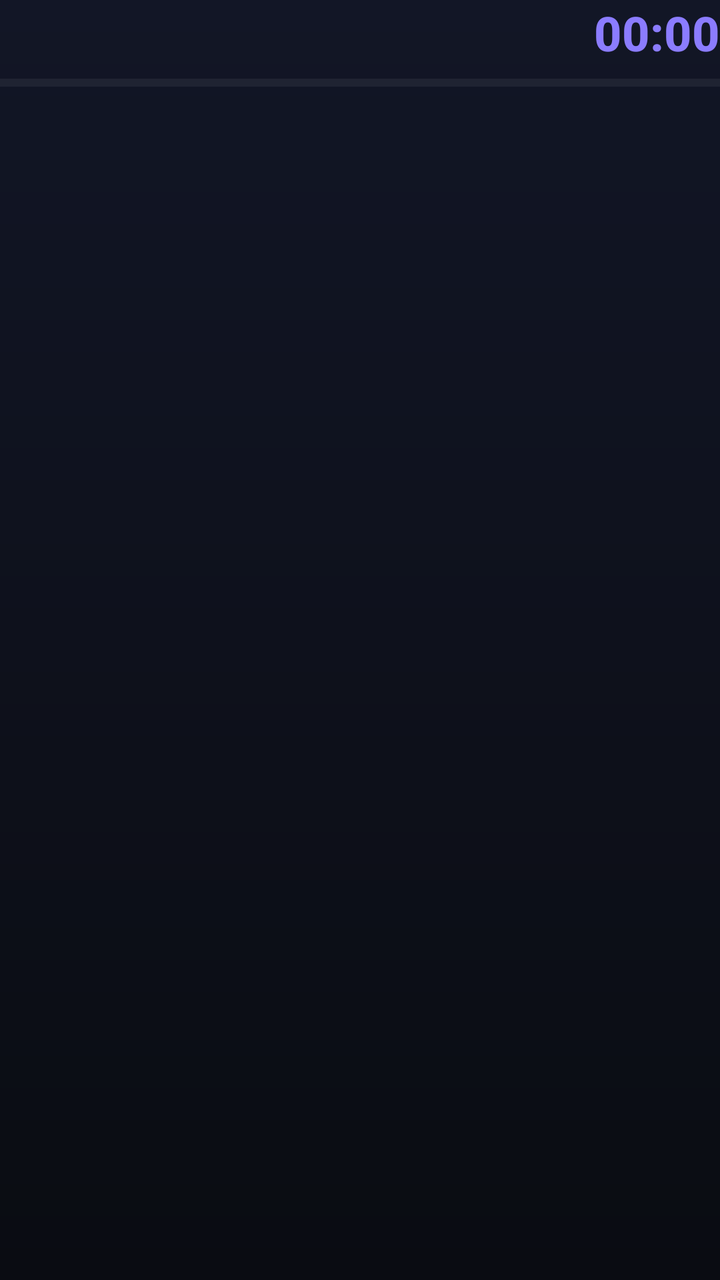
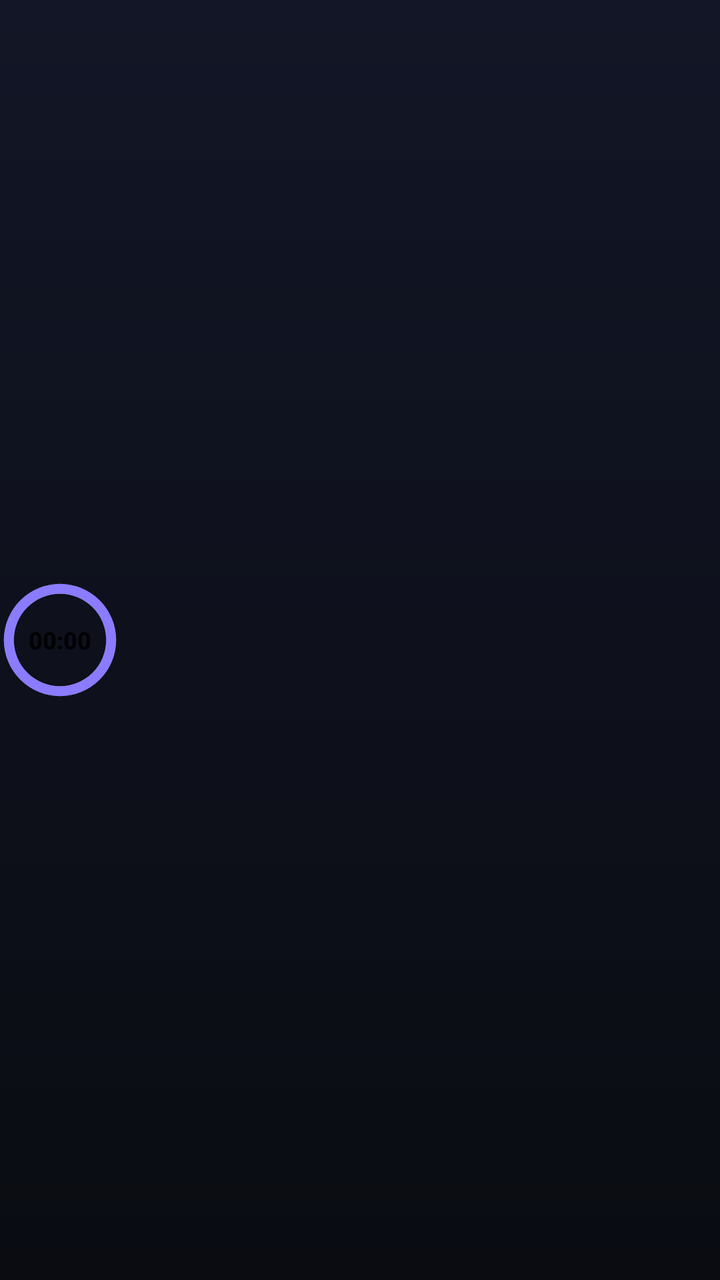

Compare the two renders of this Android layout. The source of the first and the diff that turns it into the second are given below.
<!-- AndroidManifest.xml: application theme Theme.Naffith -->
<!-- res/layout/notif_countdown_small.xml -->
<?xml version="1.0" encoding="utf-8"?>
<LinearLayout xmlns:android="http://schemas.android.com/apk/res/android"
    android:layout_width="match_parent"
    android:layout_height="wrap_content"
    android:orientation="vertical">

    <LinearLayout
        android:layout_width="match_parent"
        android:layout_height="wrap_content"
        android:gravity="center_vertical"
        android:orientation="horizontal">

        <TextView
            android:id="@+id/cd_title"
            style="@style/TextAppearance.Compat.Notification.Title"
            android:layout_width="0dp"
            android:layout_height="wrap_content"
            android:layout_weight="1"
            android:ellipsize="end"
            android:maxLines="1"
            android:textSize="15sp" />

        <Chronometer
            android:id="@+id/cd_timer"
            style="@style/TextAppearance.Compat.Notification.Title"
            android:layout_width="wrap_content"
            android:layout_height="wrap_content"
            android:layout_marginStart="12dp"
            android:layoutDirection="ltr"
            android:textColor="#8B7CFF"
            android:textSize="24sp"
            android:textStyle="bold" />
    </LinearLayout>

    <ProgressBar
        android:id="@+id/cd_progress"
        style="?android:attr/progressBarStyleHorizontal"
        android:layout_width="match_parent"
        android:layout_height="6dp"
        android:layout_marginTop="6dp"
        android:max="1000"
        android:progressBackgroundTint="#33FFFFFF"
        android:progressTint="#8B7CFF" />
</LinearLayout>
<!-- resources referenced by this layout -->
<resources>
  <style name="Theme.Naffith" parent="Theme.Material3.Dark.NoActionBar">
          <item name="colorPrimary">@color/brand</item>
          <item name="colorOnPrimary">@color/white</item>
          <item name="colorPrimaryContainer">@color/brand_dark</item>
          <item name="colorOnPrimaryContainer">@color/white</item>
          <item name="colorSecondaryContainer">@color/surface_stroke</item>
          <item name="colorOnSecondaryContainer">@color/text_primary</item>
          <item name="colorSurface">@color/surface</item>
          <item name="colorOnSurface">@color/text_primary</item>
          <item name="android:colorBackground">@color/bg</item>
          <item name="android:windowBackground">@drawable/bg_screen</item>
          <item name="android:statusBarColor">@color/bg_top</item>
          <item name="android:navigationBarColor">@color/bg</item>
      </style>
  <color name="brand">#8B6CFF</color>
  <color name="white">#FFFFFF</color>
  <color name="brand_dark">#5B3FD9</color>
  <color name="surface_stroke">#2A3042</color>
  <color name="text_primary">#F2F4FA</color>
  <color name="surface">#161A24</color>
  <color name="bg">#0A0C12</color>
  <!-- drawable bg_screen (drawable) -->
  <?xml version="1.0" encoding="utf-8"?>
  <shape xmlns:android="http://schemas.android.com/apk/res/android" android:shape="rectangle">
      <gradient
          android:angle="270"
          android:endColor="@color/bg"
          android:startColor="@color/bg_top" />
  </shape>
  <color name="bg_top">#121626</color>
</resources>

<!-- the commit's change to res/layout/notif_countdown_small.xml (unified diff, before → after) -->
@@ -2,43 +2,60 @@
 <LinearLayout xmlns:android="http://schemas.android.com/apk/res/android"
     android:layout_width="match_parent"
     android:layout_height="wrap_content"
-    android:orientation="vertical">
+    android:gravity="center_vertical"
+    android:orientation="horizontal"
+    android:paddingTop="2dp"
+    android:paddingBottom="2dp">
 
-    <LinearLayout
-        android:layout_width="match_parent"
-        android:layout_height="wrap_content"
-        android:gravity="center_vertical"
-        android:orientation="horizontal">
+    <FrameLayout
+        android:layout_width="60dp"
+        android:layout_height="60dp">
 
-        <TextView
-            android:id="@+id/cd_title"
-            style="@style/TextAppearance.Compat.Notification.Title"
-            android:layout_width="0dp"
-            android:layout_height="wrap_content"
-            android:layout_weight="1"
-            android:ellipsize="end"
-            android:maxLines="1"
-            android:textSize="15sp" />
+        <ProgressBar
+            android:id="@+id/cd_progress"
+            style="?android:attr/progressBarStyleHorizontal"
+            android:layout_width="match_parent"
+            android:layout_height="match_parent"
+            android:indeterminate="false"
+            android:max="1000"
+            android:progress="1000"
+            android:progressDrawable="@drawable/countdown_ring" />
 
         <Chronometer
             android:id="@+id/cd_timer"
             style="@style/TextAppearance.Compat.Notification.Title"
             android:layout_width="wrap_content"
             android:layout_height="wrap_content"
-            android:layout_marginStart="12dp"
+            android:layout_gravity="center"
             android:layoutDirection="ltr"
-            android:textColor="#8B7CFF"
-            android:textSize="24sp"
+            android:textSize="12sp"
             android:textStyle="bold" />
+    </FrameLayout>
+
+    <LinearLayout
+        android:layout_width="0dp"
+        android:layout_height="wrap_content"
+        android:layout_marginStart="14dp"
+        android:layout_weight="1"
+        android:orientation="vertical">
+
+        <TextView
+            android:id="@+id/cd_title"
+            style="@style/TextAppearance.Compat.Notification.Title"
+            android:layout_width="match_parent"
+            android:layout_height="wrap_content"
+            android:ellipsize="end"
+            android:maxLines="1"
+            android:textSize="15sp"
+            android:textStyle="bold" />
+
+        <TextView
+            android:id="@+id/cd_time"
+            style="@style/TextAppearance.Compat.Notification"
+            android:layout_width="match_parent"
+            android:layout_height="wrap_content"
+            android:layout_marginTop="2dp"
+            android:maxLines="1"
+            android:textSize="13sp" />
     </LinearLayout>
-
-    <ProgressBar
-        android:id="@+id/cd_progress"
-        style="?android:attr/progressBarStyleHorizontal"
-        android:layout_width="match_parent"
-        android:layout_height="6dp"
-        android:layout_marginTop="6dp"
-        android:max="1000"
-        android:progressBackgroundTint="#33FFFFFF"
-        android:progressTint="#8B7CFF" />
 </LinearLayout>
<!-- resource entries referenced after the edit -->
@@ -1,5 +1,33 @@
 <!-- resources referenced by this layout -->
 <resources>
+  <!-- drawable countdown_ring (drawable) -->
+  <?xml version="1.0" encoding="utf-8"?>
+  <layer-list xmlns:android="http://schemas.android.com/apk/res/android">
+      <item android:id="@android:id/background">
+          <shape
+              android:innerRadiusRatio="2.6"
+              android:shape="ring"
+              android:thicknessRatio="12"
+              android:useLevel="false">
+              <solid android:color="#33FFFFFF" />
+          </shape>
+      </item>
+      <item android:id="@android:id/progress">
+          <rotate
+              android:fromDegrees="-90"
+              android:pivotX="50%"
+              android:pivotY="50%"
+              android:toDegrees="-90">
+              <shape
+                  android:innerRadiusRatio="2.6"
+                  android:shape="ring"
+                  android:thicknessRatio="12"
+                  android:useLevel="true">
+                  <solid android:color="#8B7CFF" />
+              </shape>
+          </rotate>
+      </item>
+  </layer-list>
   <style name="Theme.Naffith" parent="Theme.Material3.Dark.NoActionBar">
           <item name="colorPrimary">@color/brand</item>
           <item name="colorOnPrimary">@color/white</item>
